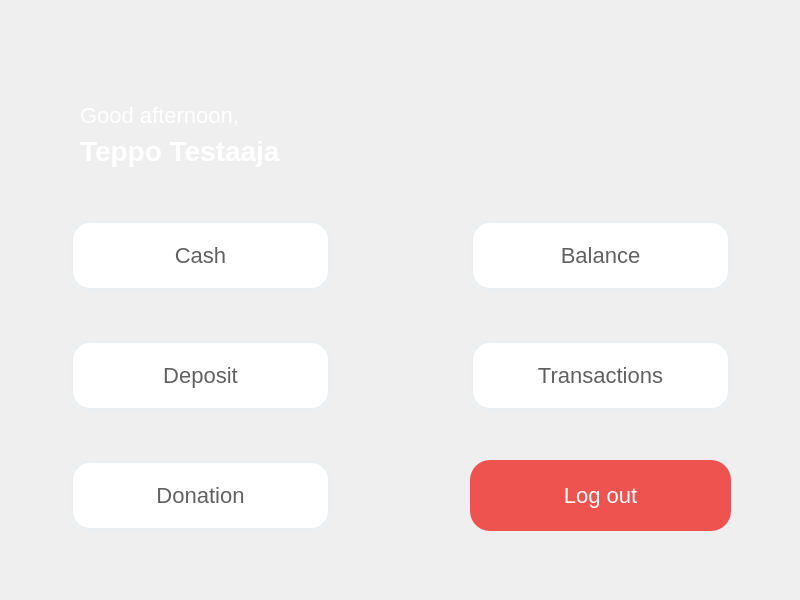
22kmo-project/group_14, file frontend/usermenu.ui: the form before one commit.
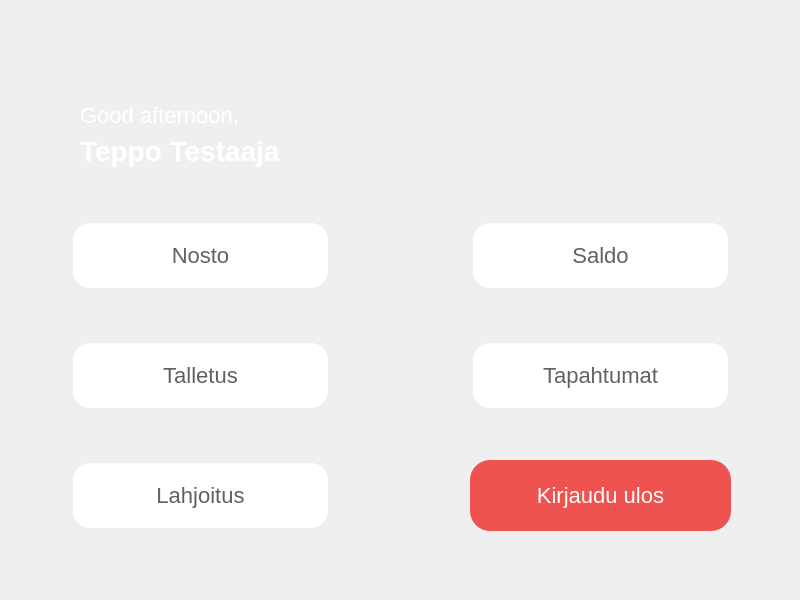
The form after the commit. Icons and pictures are not drawn.

Patch:
```diff
--- a/frontend/usermenu.ui
+++ b/frontend/usermenu.ui
@@ -44,7 +44,7 @@
 }</string>
    </property>
    <property name="text">
-    <string>Cash</string>
+    <string>Nosto</string>
    </property>
   </widget>
   <widget class="QPushButton" name="button_transactions">
@@ -78,7 +78,7 @@
 }</string>
    </property>
    <property name="text">
-    <string>Transactions</string>
+    <string>Tapahtumat</string>
    </property>
   </widget>
   <widget class="QPushButton" name="button_donation">
@@ -112,7 +112,7 @@
 }</string>
    </property>
    <property name="text">
-    <string>Donation</string>
+    <string>Lahjoitus</string>
    </property>
   </widget>
   <widget class="QPushButton" name="button_logout">
@@ -147,7 +147,7 @@
 }</string>
    </property>
    <property name="text">
-    <string>Log out</string>
+    <string>Kirjaudu ulos</string>
    </property>
   </widget>
   <widget class="QPushButton" name="button_balance">
@@ -181,7 +181,7 @@
 }</string>
    </property>
    <property name="text">
-    <string>Balance</string>
+    <string>Saldo</string>
    </property>
   </widget>
   <widget class="QPushButton" name="button_deposit">
@@ -210,7 +210,7 @@
 }</string>
    </property>
    <property name="text">
-    <string>Deposit</string>
+    <string>Talletus</string>
    </property>
   </widget>
   <widget class="QLabel" name="textCustomerName">
```
